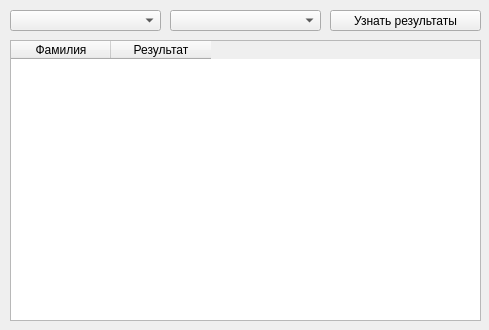
Old version of the form UI.ui in the repository GoldmanYT/yandex_lyceum.
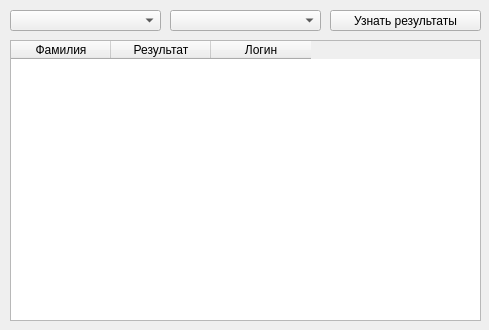
New version of the form.

Commit message: Результат олимпиады: призёры

```diff
--- a/UI.ui
+++ b/UI.ui
@@ -66,6 +66,11 @@
       <string>Результат</string>
      </property>
     </column>
+    <column>
+     <property name="text">
+      <string>Логин</string>
+     </property>
+    </column>
    </widget>
   </widget>
  </widget>
```
The commit also changes 1 other file.
